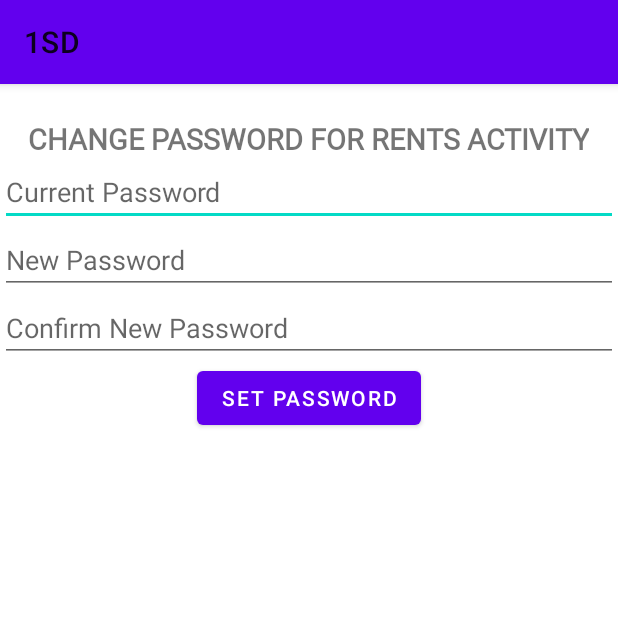
After one commit to Hussain29/ntasks, an Android app: the RentsChangePswrd screen opened directly, with no data from a screen before it, on a phone screen of 412 x 824 dp, the top half of it. The commit adds this screen. Run offline under Robolectric (Android 15) with nearby library versions, the phone set to English and light mode, and no system bars; our stand-ins replace sdp/ssp sizes.

Commit message:
new password

```diff
--- /dev/null
+++ b/app/src/main/java/com/example/ntasks/rents/RentsChangePswrd.java
@@ -0,0 +1,28 @@
+package com.example.ntasks.rents;
+
+import androidx.appcompat.app.AppCompatActivity;
+
+import android.os.Bundle;
+import android.widget.Button;
+import android.widget.EditText;
+
+import com.example.ntasks.R;
+
+public class RentsChangePswrd extends AppCompatActivity {
+EditText etcnewpswrd,    etnewpswrd,etcurpswrd;
+Button setpswrd;
+    @Override
+    protected void onCreate(Bundle savedInstanceState) {
+        super.onCreate(savedInstanceState);
+        setContentView(R.layout.activity_rents_change_pswrd);
+
+        etcnewpswrd=findViewById(R.id.etcnewpswrd);
+        etnewpswrd=findViewById(R.id.etnewpswrd);
+        etcurpswrd=findViewById(R.id.etcurpswrd);
+
+        setpswrd=findViewById(R.id.setpswrd);
+
+
+
+    }
+}
--- /dev/null
+++ b/app/src/main/res/layout/activity_rents_change_pswrd.xml
@@ -0,0 +1,46 @@
+<?xml version="1.0" encoding="utf-8"?>
+<LinearLayout xmlns:android="http://schemas.android.com/apk/res/android"
+    xmlns:tools="http://schemas.android.com/tools"
+    android:layout_width="match_parent"
+    android:layout_height="match_parent"
+    android:orientation="vertical"
+    tools:context=".rents.RentsChangePswrd">
+
+    <TextView
+        android:layout_marginTop="@dimen/_18sdp"
+        android:layout_width="wrap_content"
+        android:layout_height="wrap_content"
+        android:layout_gravity="center"
+        android:fontFamily="@font/interf"
+        android:text="CHANGE PASSWORD FOR RENTS ACTIVITY"
+        android:textSize="@dimen/_15sdp"
+        android:textStyle="bold" />
+
+    <EditText
+        android:id="@+id/etcurpswrd"
+        android:layout_width="match_parent"
+        android:layout_height="wrap_content"
+        android:hint="Current Password" />
+
+
+    <EditText
+        android:id="@+id/etnewpswrd"
+        android:layout_width="match_parent"
+        android:layout_height="wrap_content"
+        android:hint="New Password" />
+
+
+    <EditText
+        android:id="@+id/etcnewpswrd"
+        android:layout_width="match_parent"
+        android:layout_height="wrap_content"
+        android:hint="Confirm New Password" />
+
+    <Button
+        android:id="@+id/setpswrd"
+        android:layout_width="wrap_content"
+        android:layout_height="wrap_content"
+        android:layout_gravity="center"
+        android:text="SET PASSWORD" />
+
+</LinearLayout>
```
Also changed, not shown: app/src/main/AndroidManifest.xml (+7 -12 lines), app/src/main/java/com/example/ntasks/rents/HrChangepswrd.java (added, +29 -0 lines), app/src/main/res/layout/activity_hr_changepswrd.xml (added, +46 -0 lines), app/src/main/res/values/strings.xml (+0 -29 lines), 2 other files.
